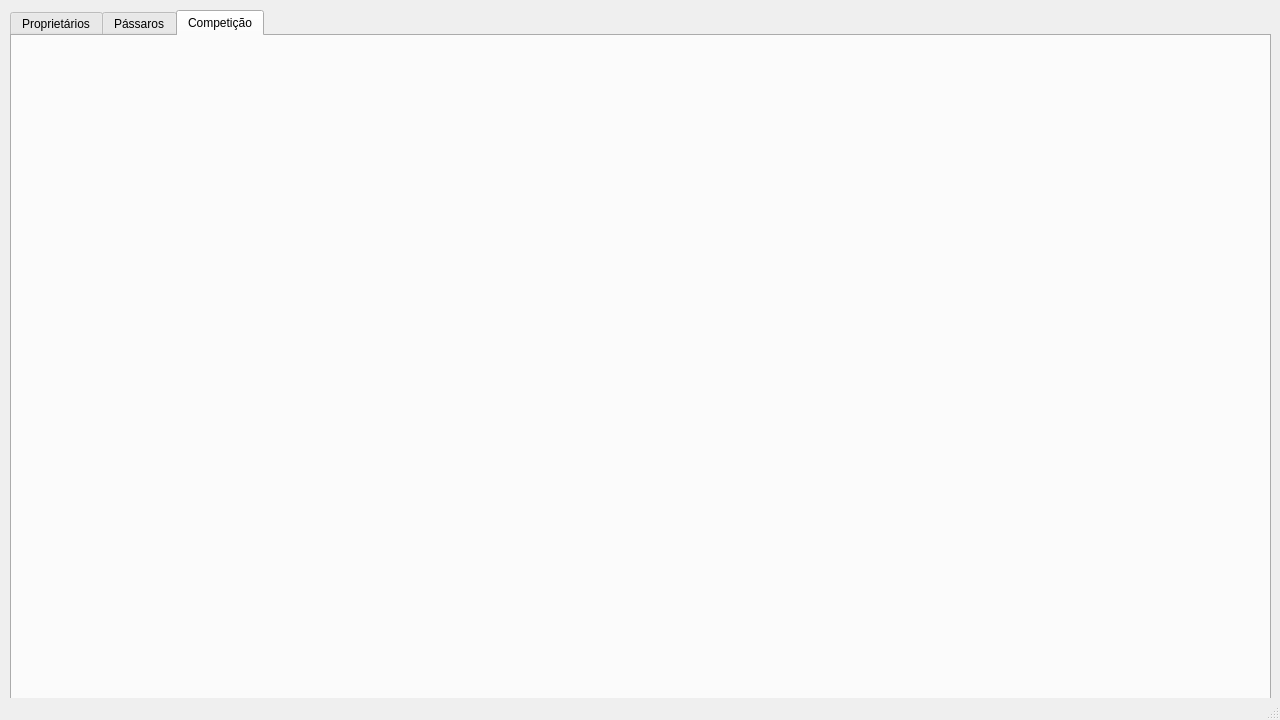
Above: src/mainwindow.ui from johnfercher/tdp before the change. Below: the same form after it.
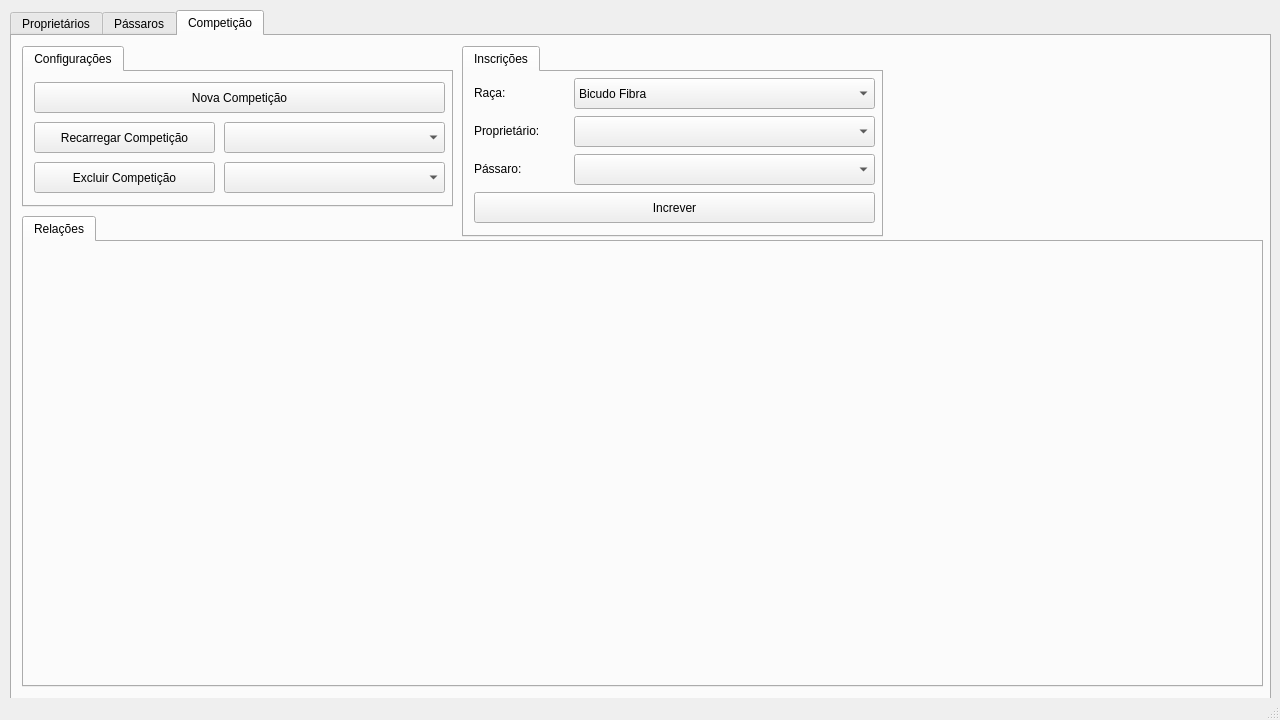
That is the form after the change. The open tabs and pages were chosen to show the change.

Patch:
```diff
--- a/src/mainwindow.ui
+++ b/src/mainwindow.ui
@@ -804,6 +804,231 @@
      <attribute name="title">
       <string>Competição</string>
      </attribute>
+     <widget class="QTabWidget" name="tabWidget_2">
+      <property name="geometry">
+       <rect>
+        <x>10</x>
+        <y>10</y>
+        <width>431</width>
+        <height>161</height>
+       </rect>
+      </property>
+      <property name="currentIndex">
+       <number>0</number>
+      </property>
+      <widget class="QWidget" name="tab_7">
+       <attribute name="title">
+        <string>Configurações</string>
+       </attribute>
+       <widget class="QPushButton" name="createCompBtn">
+        <property name="geometry">
+         <rect>
+          <x>10</x>
+          <y>10</y>
+          <width>411</width>
+          <height>31</height>
+         </rect>
+        </property>
+        <property name="text">
+         <string>Nova Competição</string>
+        </property>
+       </widget>
+       <widget class="QPushButton" name="reloadCompBtn">
+        <property name="geometry">
+         <rect>
+          <x>10</x>
+          <y>50</y>
+          <width>181</width>
+          <height>31</height>
+         </rect>
+        </property>
+        <property name="text">
+         <string>Recarregar Competição</string>
+        </property>
+       </widget>
+       <widget class="QComboBox" name="comboReloadComp">
+        <property name="geometry">
+         <rect>
+          <x>200</x>
+          <y>50</y>
+          <width>221</width>
+          <height>31</height>
+         </rect>
+        </property>
+       </widget>
+       <widget class="QComboBox" name="comboDelComp">
+        <property name="geometry">
+         <rect>
+          <x>200</x>
+          <y>90</y>
+          <width>221</width>
+          <height>31</height>
+         </rect>
+        </property>
+       </widget>
+       <widget class="QPushButton" name="deleteCompBtn">
+        <property name="geometry">
+         <rect>
+          <x>10</x>
+          <y>90</y>
+          <width>181</width>
+          <height>31</height>
+         </rect>
+        </property>
+        <property name="text">
+         <string>Excluir Competição</string>
+        </property>
+       </widget>
+      </widget>
+     </widget>
+     <widget class="QTabWidget" name="tabWidget_3">
+      <property name="geometry">
+       <rect>
+        <x>10</x>
+        <y>180</y>
+        <width>1241</width>
+        <height>471</height>
+       </rect>
+      </property>
+      <property name="currentIndex">
+       <number>0</number>
+      </property>
+      <widget class="QWidget" name="tab_9">
+       <attribute name="title">
+        <string>Relações</string>
+       </attribute>
+      </widget>
+     </widget>
+     <widget class="QTabWidget" name="tabWidget_4">
+      <property name="geometry">
+       <rect>
+        <x>450</x>
+        <y>10</y>
+        <width>421</width>
+        <height>191</height>
+       </rect>
+      </property>
+      <property name="currentIndex">
+       <number>0</number>
+      </property>
+      <widget class="QWidget" name="tab_10">
+       <attribute name="title">
+        <string>Inscrições</string>
+       </attribute>
+       <widget class="QLabel" name="label_8">
+        <property name="geometry">
+         <rect>
+          <x>10</x>
+          <y>12</y>
+          <width>91</width>
+          <height>17</height>
+         </rect>
+        </property>
+        <property name="text">
+         <string>Raça:</string>
+        </property>
+       </widget>
+       <widget class="QComboBox" name="comboRace">
+        <property name="geometry">
+         <rect>
+          <x>110</x>
+          <y>6</y>
+          <width>301</width>
+          <height>31</height>
+         </rect>
+        </property>
+        <item>
+         <property name="text">
+          <string>Bicudo Fibra</string>
+         </property>
+        </item>
+        <item>
+         <property name="text">
+          <string>Curió Fibra</string>
+         </property>
+        </item>
+        <item>
+         <property name="text">
+          <string>Chanchão Fibra</string>
+         </property>
+        </item>
+        <item>
+         <property name="text">
+          <string>Coleiro</string>
+         </property>
+        </item>
+        <item>
+         <property name="text">
+          <string>Trinca Ferro</string>
+         </property>
+        </item>
+        <item>
+         <property name="text">
+          <string>Curió Canto-Livre</string>
+         </property>
+        </item>
+       </widget>
+       <widget class="QComboBox" name="comboOwner">
+        <property name="geometry">
+         <rect>
+          <x>110</x>
+          <y>44</y>
+          <width>301</width>
+          <height>31</height>
+         </rect>
+        </property>
+       </widget>
+       <widget class="QLabel" name="label_10">
+        <property name="geometry">
+         <rect>
+          <x>10</x>
+          <y>50</y>
+          <width>91</width>
+          <height>17</height>
+         </rect>
+        </property>
+        <property name="text">
+         <string>Proprietário:</string>
+        </property>
+       </widget>
+       <widget class="QComboBox" name="comboBird">
+        <property name="geometry">
+         <rect>
+          <x>110</x>
+          <y>82</y>
+          <width>301</width>
+          <height>31</height>
+         </rect>
+        </property>
+       </widget>
+       <widget class="QLabel" name="label_11">
+        <property name="geometry">
+         <rect>
+          <x>10</x>
+          <y>88</y>
+          <width>91</width>
+          <height>17</height>
+         </rect>
+        </property>
+        <property name="text">
+         <string>Pássaro:</string>
+        </property>
+       </widget>
+       <widget class="QPushButton" name="subscribeCompBtn">
+        <property name="geometry">
+         <rect>
+          <x>10</x>
+          <y>120</y>
+          <width>401</width>
+          <height>31</height>
+         </rect>
+        </property>
+        <property name="text">
+         <string>Increver</string>
+        </property>
+       </widget>
+      </widget>
+     </widget>
     </widget>
    </widget>
   </widget>
```
Left out of the diff: 4 changed lines with no effect on the pictures.
